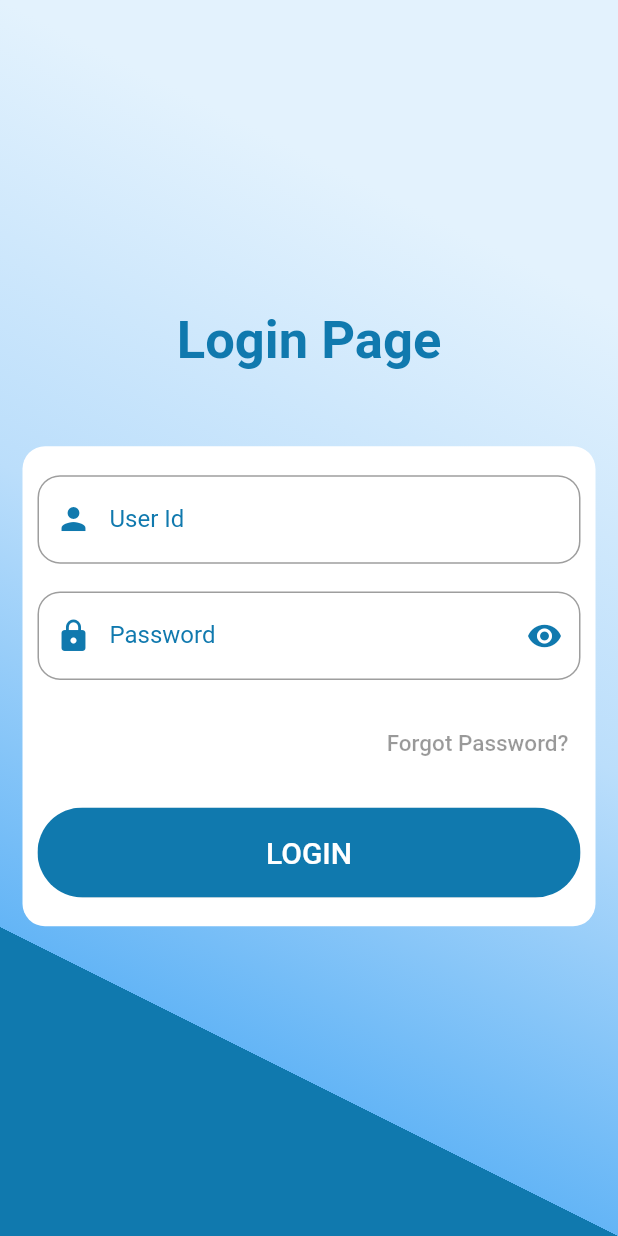
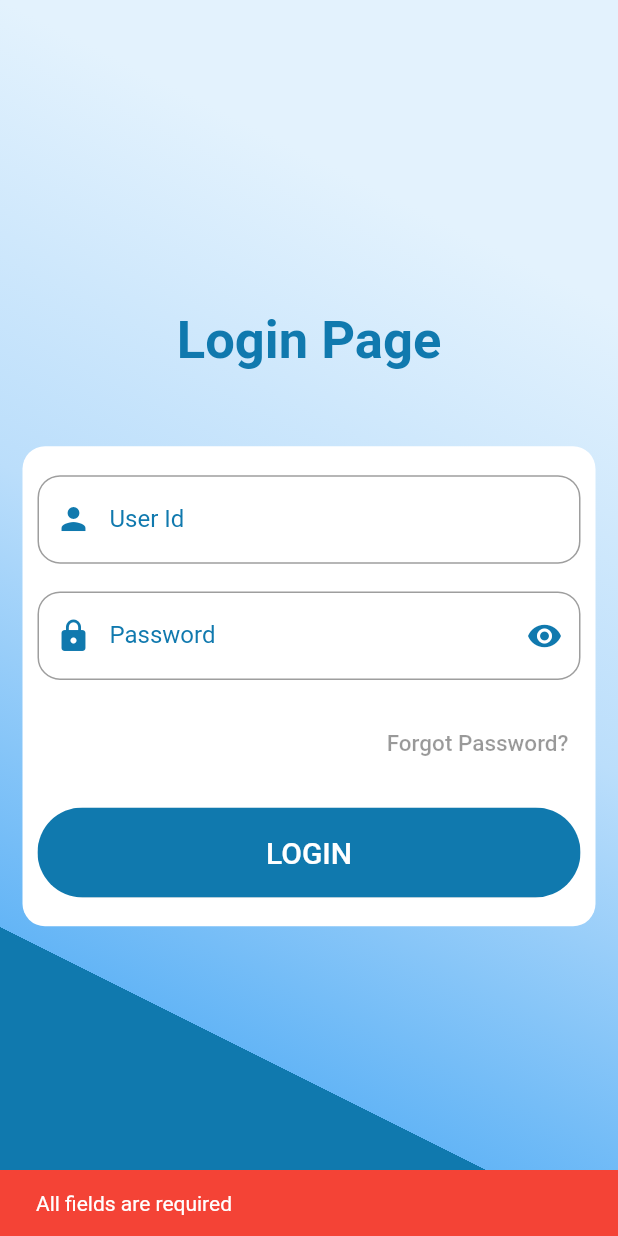
Before and after one commit to RutikVasani/Pc-Computer, a Flutter app: the screen it shows after launch, after a tap on "LOGIN", on a phone screen of 412 x 824 dp. Run offline on Flutter 3.47's test engine with Material 2 defaults, Android fonts, the phone set to English and light mode, and no system bars; our stand-ins replace firebase_auth, firebase_core, google_fonts, open_file; missing offline and left inert: syncfusion_flutter_pdf; accounts and stored records are empty; Roboto replaces fonts that are missing (Ubuntu).

Commit message:
changes in login auth

```diff
--- a/lib/loginpage.dart
+++ b/lib/loginpage.dart
@@ -2,6 +2,7 @@ import 'package:firebase_auth/firebase_auth.dart';
 import 'package:flutter/material.dart';
 import 'package:google_fonts/google_fonts.dart';
 import 'package:pc1/appbarpage.dart';
+import 'package:pc1/services/auth_service.dart';
 
 class LoginPage extends StatefulWidget {
   const LoginPage({Key? key}) : super(key: key);
@@ -11,13 +12,21 @@ class LoginPage extends StatefulWidget {
 }
 
 class _LoginPageState extends State<LoginPage> {
+  TextEditingController useridcontroller = TextEditingController();
+  TextEditingController passwordcontroller = TextEditingController();
   late String _userid;
   late String _password;
+  bool _loading = false;
   bool _isObscure = true;
 
   @override
   Widget build(BuildContext context) {
-    return Container(
+    return _loading
+        ? Scaffold(
+            backgroundColor: Colors.white,
+            body: Center(child: Image.asset("assets/images/computer1.webp")),
+          )
+        : Container(
             decoration: BoxDecoration(
                 gradient: LinearGradient(
                     begin: Alignment.topRight,
@@ -61,13 +70,15 @@ class _LoginPageState extends State<LoginPage> {
                           mainAxisAlignment: MainAxisAlignment.spaceAround,
                           children: [
                             TextFormField(
+                              controller: useridcontroller,
                               decoration: const InputDecoration(
                                 labelText: 'User Id',
                                 labelStyle: TextStyle(
                                     color: Color.fromARGB(255, 16, 121, 174)),
                                 focusedBorder: OutlineInputBorder(
                                     borderSide: BorderSide(
-                                  color: Color.fromARGB(255, 16, 121, 174)),
+                                        color:
+                                            Color.fromARGB(255, 16, 121, 174)),
                                     borderRadius:
                                         BorderRadius.all(Radius.circular(15))),
                                 border: OutlineInputBorder(
@@ -85,6 +96,7 @@ class _LoginPageState extends State<LoginPage> {
                               },
                             ),
                             TextFormField(
+                              controller: passwordcontroller,
                               obscureText: _isObscure,
                               decoration: InputDecoration(
                                 labelText: 'Password',
@@ -106,7 +118,9 @@ class _LoginPageState extends State<LoginPage> {
                                   icon: Icon(
                                     _isObscure
                                         ? Icons.visibility
-                                  : Icons.visibility_off, color: const Color.fromARGB(255, 16, 121, 174),
+                                        : Icons.visibility_off,
+                                    color:
+                                        const Color.fromARGB(255, 16, 121, 174),
                                   ),
                                   onPressed: () {
                                     setState(() {
@@ -147,19 +161,37 @@ class _LoginPageState extends State<LoginPage> {
                               ),
                               child: MaterialButton(
                                 // ignore: avoid_print
-                          onPressed: () {
-                            FirebaseAuth.instance
-                                .signInWithEmailAndPassword(
-                                    email: _userid, password: _password)
-                                .then((FirebaseAuth) {
+                                onPressed: () async {
+                                  setState(() {
+                                    _loading = true;
+                                  });
+                                  if (useridcontroller.text == "" ||
+                                      passwordcontroller == "") {
+                                    ScaffoldMessenger.of(context)
+                                        .showSnackBar(const SnackBar(
+                                      content: Text("All fields are required"),
+                                      backgroundColor: Colors.red,
+                                    ));
+                                  } else {
+                                    User? result = await AuthService().login(
+                                        useridcontroller.text,
+                                        passwordcontroller.text,
+                                        context);
+                                    if (result != null) {
+                                      // ignore: use_build_context_synchronously
+                                      Navigator.pop(context);
+                                      // ignore: use_build_context_synchronously
                                       Navigator.push(
                                         context,
                                         MaterialPageRoute(
-                                  builder: (context) => const AppBarPage(),
+                                          builder: (context) =>
+                                              const AppBarPage(),
                                         ),
                                       );
-                            }).catchError((e) {
-                              print(e);
+                                    }
+                                  }
+                                  setState(() {
+                                    _loading = false;
                                   });
                                 },
                                 color: const Color.fromARGB(255, 16, 121, 174),
--- a/lib/pages/new_cust/newcustform.dart
+++ b/lib/pages/new_cust/newcustform.dart
@@ -1,13 +1,14 @@
 import 'package:flutter/material.dart';
 import 'package:google_fonts/google_fonts.dart';
-import 'package:pc1/pages/Daily%20Progress/Today%20All/datails.dart';
 import 'package:pc1/pages/Daily%20Progress/Today%20All/todayallpc.dart';
 
 class NewCustFormPage extends StatefulWidget {
   var MobileNo;
   var Name;
+  var itemNumber;
 
-  NewCustFormPage({Key? key, this.Name, this.MobileNo}) : super(key: key);
+  NewCustFormPage({Key? key, this.Name, this.MobileNo, this.itemNumber})
+      : super(key: key);
 
   @override
   State<NewCustFormPage> createState() => _NewCustFormPageState();
@@ -178,6 +179,7 @@ class _NewCustFormPageState extends State<NewCustFormPage> {
                       padding: const EdgeInsets.symmetric(horizontal: 10),
                       child: InkWell(
                         onTap: () {
+                          Navigator.pop(context);
                           Navigator.push(
                             context,
                             MaterialPageRoute(
```
Also changed, not shown: lib/appbarpage.dart (+17 -0 lines), lib/services/auth_service.dart (added, +20 -0 lines), assets/images/computer1.webp (added), assets/images/computer2.gif (added). Lines whose indentation alone changed are shown as unchanged.
